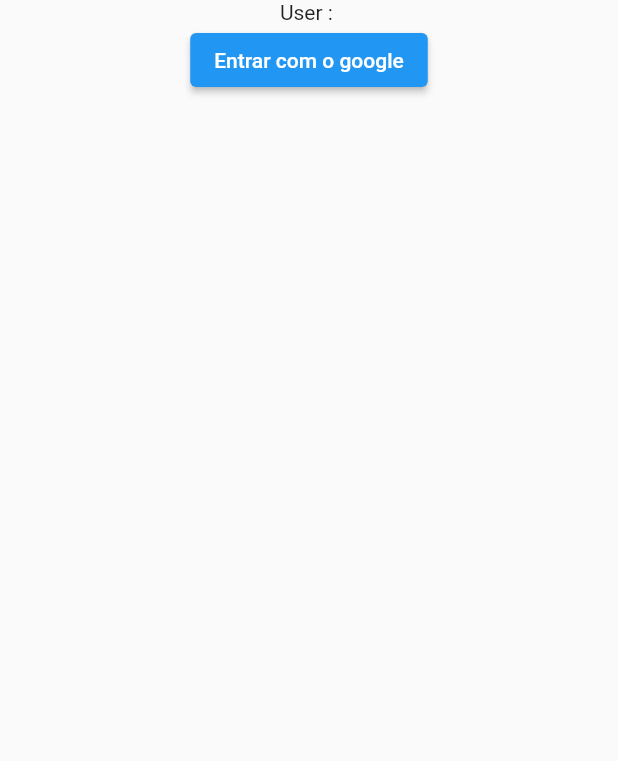
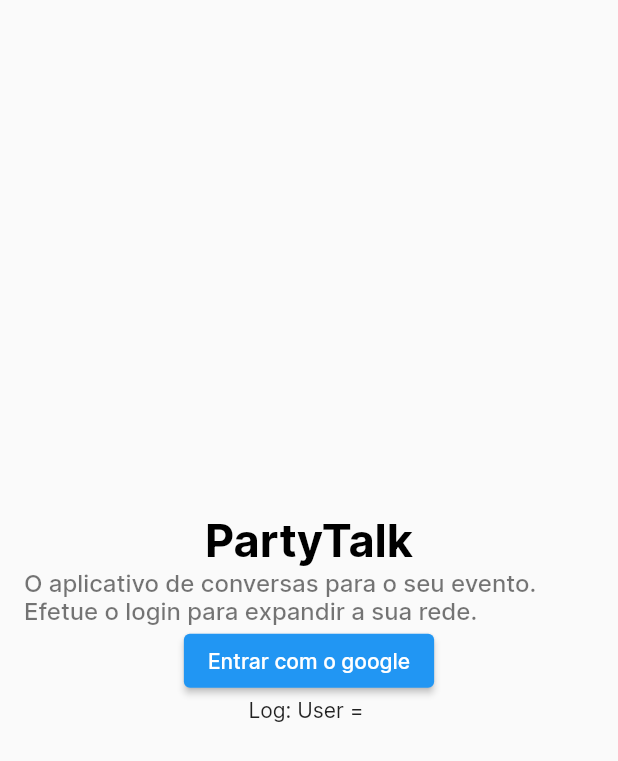
Before and after one commit to johnazedo/partytalk, a Flutter app: the screen it shows after launch, on a phone screen of 412 x 824 dp. Shown: the top 761 px of the screen. Run offline on Flutter 3.47's test engine with Material 2 defaults, Android fonts, the phone set to English and light mode, and no system bars; our stand-ins replace firebase_auth, firebase_core, google_sign_in; accounts and stored records are empty.

Commit message:
Change app font

```diff
--- a/lib/main.dart
+++ b/lib/main.dart
@@ -16,10 +16,11 @@ class MyApp extends StatelessWidget {
     Firebase.initializeApp();
 
     return MaterialApp(
-      title: Strings.APP_NAME,
+      title: Strings.appName,
       debugShowCheckedModeBanner: false,
       theme: ThemeData(
         primarySwatch: Colors.blue,
+        fontFamily: 'Inter'
       ),
       home: const AuthScreen(),
     );
--- a/lib/ui/auth/auth_screen.dart
+++ b/lib/ui/auth/auth_screen.dart
@@ -1,6 +1,8 @@
 import 'package:flutter/material.dart';
 import 'package:talk/ui/auth/auth_viewmodel.dart';
+import 'package:talk/ui/constants/dimens.dart';
 import 'package:talk/ui/constants/strings.dart';
+import 'package:talk/ui/constants/styles.dart';
 
 class AuthScreen extends StatefulWidget {
   const AuthScreen({Key? key}) : super(key: key);
@@ -15,19 +17,35 @@ class _AuthScreenState extends State<AuthScreen> {
   @override
   Widget build(BuildContext context) {
     return Scaffold(
-      body: Column(
+      body: Padding(
+        padding: const EdgeInsets.all(Dimens.screenPadding),
+        child: Column(
+          mainAxisAlignment: MainAxisAlignment.center,
           children: [
+            const Text(
+              Strings.appName,
+              style: TextStyles.titleApp,
+            ),
+            const Text(
+              Strings.appDescription,
+              style: TextStyles.descriptionApp,
+            ),
+
+            Center(
+              child: ElevatedButton(
+                child: const Text(Strings.googleTextButton),
+                onPressed: vm.signIn,
+              ),
+            ),
+
             Center(
                 child: AnimatedBuilder(
                     animation: vm,
                     builder: (context, child) {
-                    return Text("User : ${vm.nameUser.value}");
+                      return Text("Log: User = ${vm.nameUser.value}");
                     })),
-          Center(
-              child: ElevatedButton(
-                  onPressed: vm.signIn,
-                  child: const Text(Strings.GOOGLE_TEXT_BUTTON)))
           ],
+        ),
       ),
     );
   }
--- /dev/null
+++ b/lib/ui/constants/dimens.dart
@@ -0,0 +1,4 @@
+
+class Dimens {
+  static const screenPadding = 16.0;
+}
--- a/lib/ui/constants/strings.dart
+++ b/lib/ui/constants/strings.dart
@@ -1,6 +1,7 @@
 
 
 class Strings {
-  static const String APP_NAME = "Talk";
-  static const String GOOGLE_TEXT_BUTTON = "Entrar com o google";
+  static const String appName = "PartyTalk";
+  static const String googleTextButton = "Entrar com o google";
+  static const String appDescription = "O aplicativo de conversas para o seu evento. Efetue o login para expandir a sua rede.";
 }
--- /dev/null
+++ b/lib/ui/constants/styles.dart
@@ -0,0 +1,15 @@
+import 'package:flutter/material.dart';
+
+class TextStyles {
+  static const titleApp = TextStyle(
+    fontSize: 30.0,
+    fontWeight: FontWeight.bold,
+    color: Colors.black,
+  );
+
+  static const descriptionApp = TextStyle(
+    fontSize: 16.0,
+    fontWeight: FontWeight.w500,
+    color: Colors.black54,
+  );
+}
```
Also changed, not shown: pubspec.yaml (+15 -23 lines), assets/fonts/Inter-Bold.ttf (added), assets/fonts/Inter-Light.ttf (added), assets/fonts/Inter-Medium.ttf (added), assets/fonts/Inter-Regular.ttf (added), assets/fonts/Inter-SemiBold.ttf (added). Lines whose indentation alone changed are shown as unchanged.
